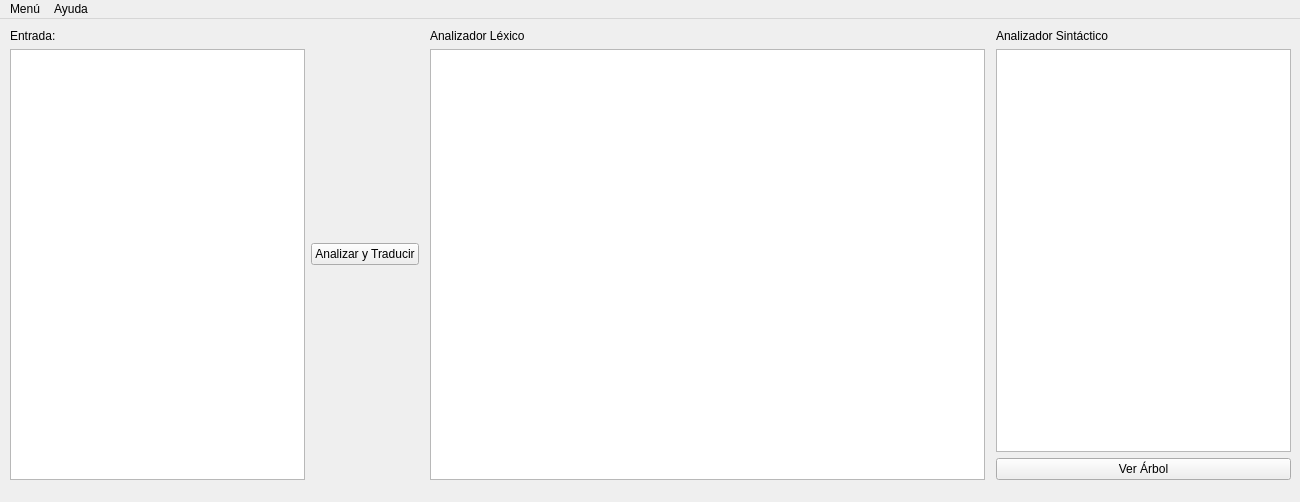
The window that Core/ui/Conversor.ui (Enki403/Traductor-de-bases) describes before a commit, drawn with Qt 5.
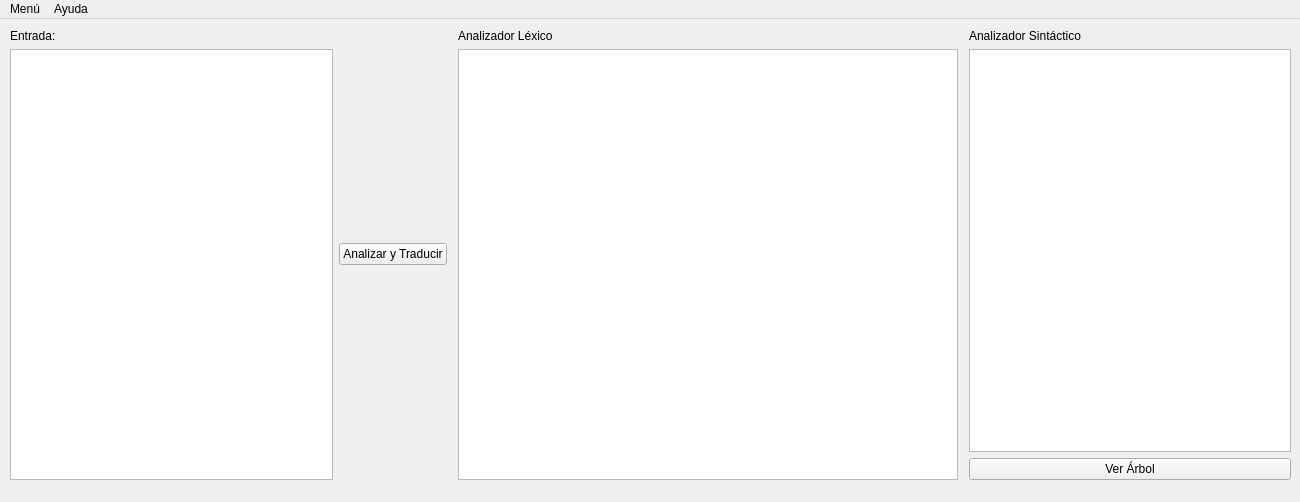
The same window after the commit. Icons and pictures are not drawn.

```diff
--- a/Core/ui/Conversor.ui
+++ b/Core/ui/Conversor.ui
@@ -108,7 +108,7 @@
          </property>
          <property name="minimumSize">
           <size>
-           <width>555</width>
+           <width>500</width>
            <height>0</height>
           </size>
          </property>
```
